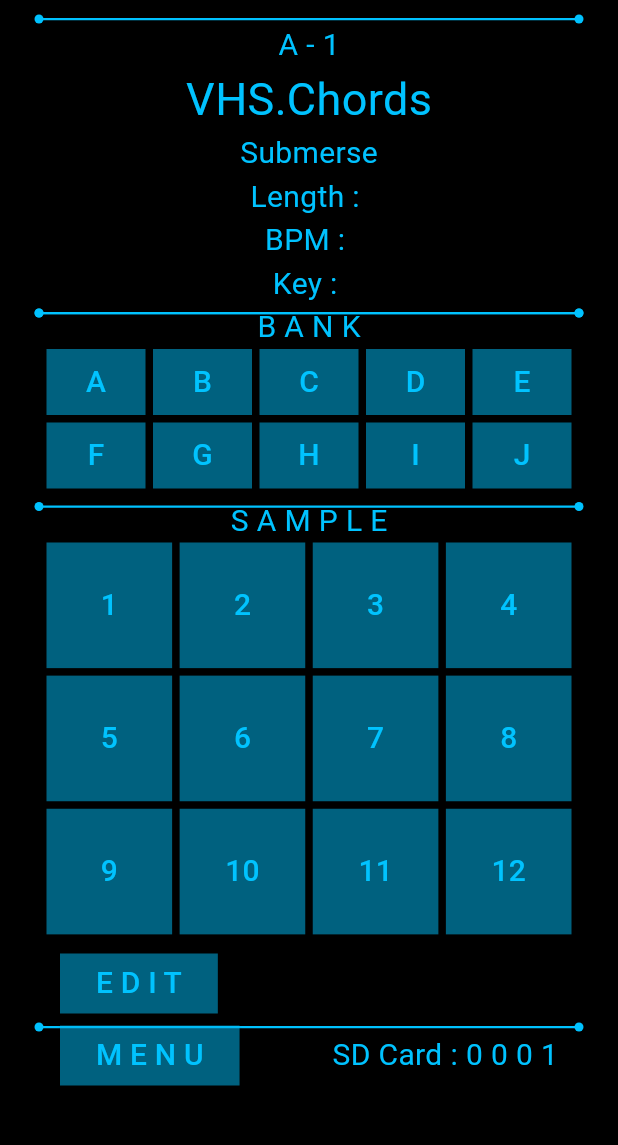
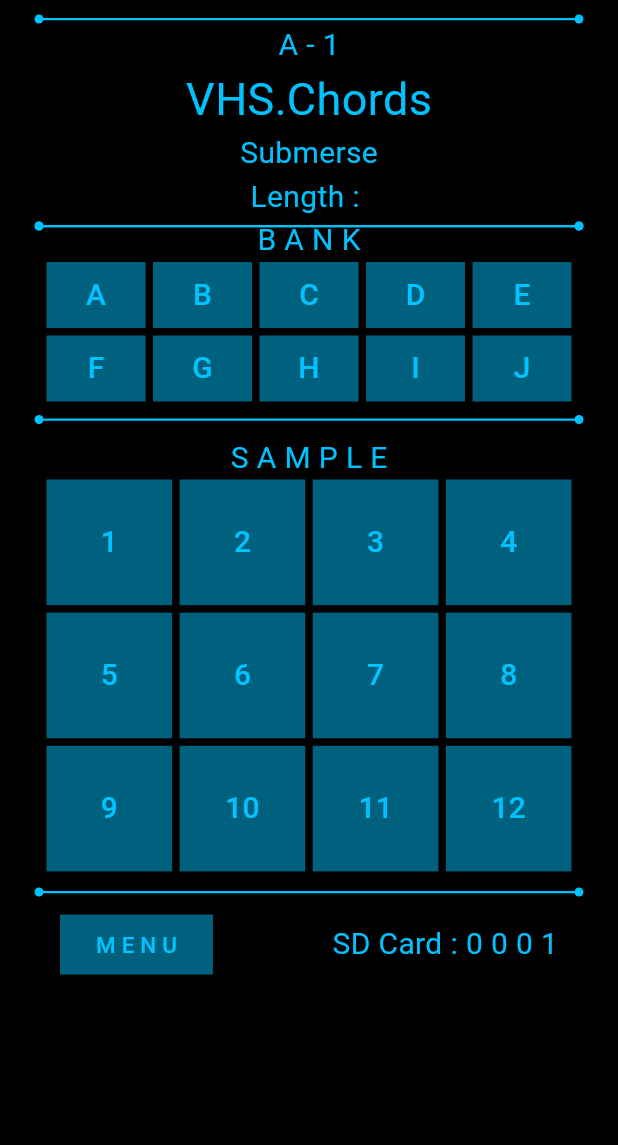
Before and after one commit to mxmx-wsus/sample_manager, a Flutter app: the screen it shows after launch, on a phone screen of 412 x 824 dp, the part 68-1213 px from its top. Run offline on Flutter 3.47's test engine with Material 3 defaults, Android fonts, the phone set to English and light mode, and no system bars; our stand-ins replace google_fonts; Roboto replaces fonts that are missing (Jura).

Commit message:
コードの整理

```diff
--- a/lib/component/edit_button.dart
+++ b/lib/component/edit_button.dart
@@ -26,7 +26,7 @@ class EditButton extends StatelessWidget {
       },
       child: const Text(
         'E D I T',
-        style: TextStyle(fontSize: 20.0),
+        style: TextStyle(fontSize: 15.0),
       ),
     );
   }
--- a/lib/component/menu_button.dart
+++ b/lib/component/menu_button.dart
@@ -22,7 +22,7 @@ class MenuButton extends StatelessWidget {
       },
       child: const Text(
         'M E N U',
-        style: TextStyle(fontSize: 20.0),
+        style: TextStyle(fontSize: 15.0),
       ),
     );
   }
--- a/lib/view/top/top_main_display.dart
+++ b/lib/view/top/top_main_display.dart
@@ -47,20 +47,20 @@ class TopMainDisplay extends StatelessWidget {
               color: Color(0xff00C2FF),
             ),
           ),
-          Text(
-            _songBpmLabel,
-            style: TextStyle(
-              fontSize: 20.0,
-              color: Color(0xff00C2FF),
-            ),
-          ),
-          Text(
-            _songKeyLabel,
-            style: TextStyle(
-              fontSize: 20.0,
-              color: Color(0xff00C2FF),
-            ),
-          ),
+          // Text(
+          //   _songBpmLabel,
+          //   style: TextStyle(
+          //     fontSize: 20.0,
+          //     color: Color(0xff00C2FF),
+          //   ),
+          // ),
+          // Text(
+          //   _songKeyLabel,
+          //   style: TextStyle(
+          //     fontSize: 20.0,
+          //     color: Color(0xff00C2FF),
+          //   ),
+          // ),
         ]),
       ),
     );
--- a/lib/view/top/top_pad_button_view.dart
+++ b/lib/view/top/top_pad_button_view.dart
@@ -49,16 +49,16 @@ class TopPadButtonArea extends StatelessWidget {
             ),
           ),
         ),
-        const Padding(
-          padding: const EdgeInsets.only(right: 40, left: 40),
-          child: Row(
-            mainAxisAlignment: MainAxisAlignment.spaceBetween,
-            children: const [
-              EditButton(),
-              // GradationBox(),
-            ],
-          ),
-        ),
+        // const Padding(
+        //   padding: const EdgeInsets.only(right: 40, left: 40),
+        //   child: Row(
+        //     mainAxisAlignment: MainAxisAlignment.spaceBetween,
+        //     children: const [
+        //       EditButton(),
+        //       // GradationBox(),
+        //     ],
+        //   ),
+        // ),
       ],
     );
   }
--- a/lib/view/top/top_page_view.dart
+++ b/lib/view/top/top_page_view.dart
@@ -32,12 +32,12 @@ class TopPageView extends StatelessWidget {
             CustomPaint(
               painter: SeparateLine(),
             ),
-            // const SpaceBox(),
+            const SpaceBox(),
             const TopPadButtonArea(),
             CustomPaint(
               painter: SeparateLine(),
             ),
-            // const SpaceBox(),
+            const SpaceBox(),
             const FooterArea(),
           ])),
         ));
```
Also changed, not shown: 3 other files.
